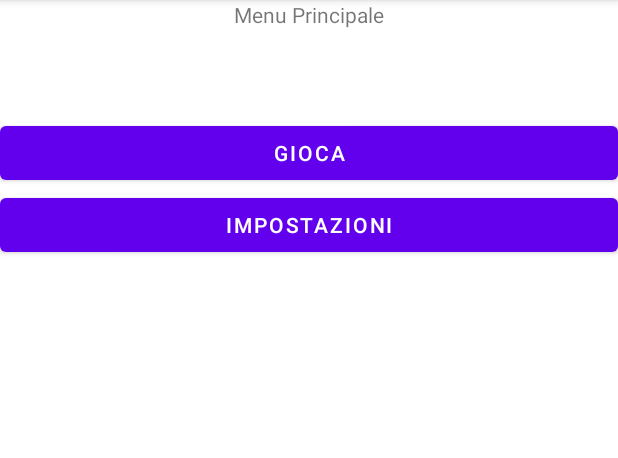
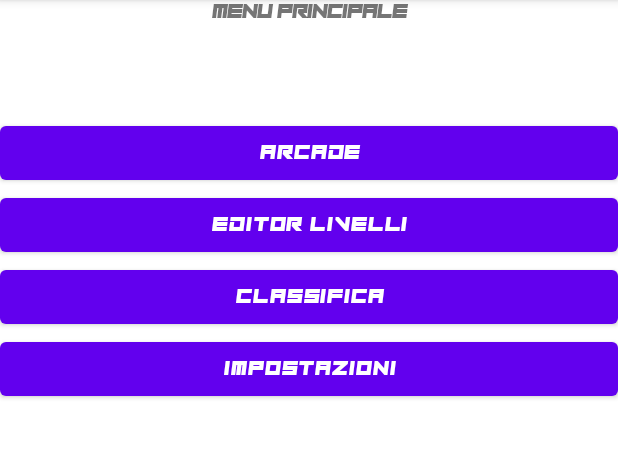
Before and after one commit to hAKIZOR/arkanoid, an Android app: the screen it shows after launch (MenuActivity), on a phone screen of 412 x 824 dp, the part 84-542 px from its top. Run offline under Robolectric (Android 15) with nearby library versions, the phone set to English and light mode, and no system bars.

Commit message:
- Creata base menù - Aggiunto font - Creata activity Impostazioni - In impostazioni aggiunta la possibilità di cambiare lingua

```diff
--- a/app/src/main/AndroidManifest.xml
+++ b/app/src/main/AndroidManifest.xml
@@ -20,6 +20,12 @@
                 <category android:name="android.intent.category.LAUNCHER" />
             </intent-filter>
         </activity>
+        <activity android:name=".SettingsActivity">
+            <intent-filter>
+                <action android:name="android.intent.action.VIEW" />
+            </intent-filter>
+        </activity>
+
     </application>
 
 </manifest>
--- a/app/src/main/java/com/example/arkanoid/MainActivity.java
+++ b/app/src/main/java/com/example/arkanoid/MainActivity.java
@@ -4,6 +4,11 @@ import android.annotation.SuppressLint;
 import android.content.pm.ActivityInfo;
 import android.content.pm.ConfigurationInfo;
 import android.content.res.Configuration;
+import android.content.res.Resources;
+import android.graphics.Bitmap;
+import android.graphics.BitmapFactory;
+import android.graphics.Canvas;
+import android.graphics.Paint;
 import android.os.Bundle;
 import android.os.Handler;
 import android.os.Message;
@@ -55,6 +60,7 @@ public class MainActivity extends AppCompatActivity {
         };
     }
 
+
     protected void onPause() {
         super.onPause();
         game.pauseGame();
--- a/app/src/main/java/com/example/arkanoid/MenuActivity.java
+++ b/app/src/main/java/com/example/arkanoid/MenuActivity.java
@@ -2,7 +2,6 @@ package com.example.arkanoid;
 
 import android.content.Intent;
 import android.os.Bundle;
-import android.util.Log;
 import android.view.View;
 import android.widget.Button;
 
@@ -16,13 +15,22 @@ public class MenuActivity extends AppCompatActivity {
         super.onCreate(savedInstanceState);
         setContentView(R.layout.activity_menu);
 
-        Button button = (Button) findViewById(R.id.button_gioca);
+        Button button = (Button) findViewById(R.id.button_arcade);
+        Button button2 = (Button) findViewById(R.id.button_settings);
 
 
         button.setOnClickListener(new View.OnClickListener() {
             @Override
             public void onClick(View v) {
                 Intent myIntent = new Intent(MenuActivity.this, MainActivity.class);
+                MenuActivity.this.startActivity(myIntent);
+            }
+        });
+
+        button2.setOnClickListener(new View.OnClickListener() {
+            @Override
+            public void onClick(View v) {
+                Intent myIntent = new Intent(MenuActivity.this, SettingsActivity.class);
                 MenuActivity.this.startActivity(myIntent);
             }
         });
--- a/app/src/main/java/com/example/arkanoid/UpdateThread.java
+++ b/app/src/main/java/com/example/arkanoid/UpdateThread.java
@@ -4,7 +4,6 @@ import android.os.Handler;
 
 public class UpdateThread extends Thread {
     Handler updateHandler;
-
     public UpdateThread(Handler uh) {
         super();
         updateHandler = uh;
--- a/app/src/main/res/layout/activity_menu.xml
+++ b/app/src/main/res/layout/activity_menu.xml
@@ -9,26 +9,46 @@
     <LinearLayout
         android:layout_width="match_parent"
         android:layout_height="match_parent"
-        android:orientation="vertical">
+        android:orientation="vertical"
+        tools:layout_editor_absoluteX="66dp"
+        tools:layout_editor_absoluteY="43dp">
 
         <TextView
             android:id="@+id/textView_menu"
             android:layout_width="match_parent"
             android:layout_height="30dp"
+            android:fontFamily="@font/play_prented"
             android:layout_marginBottom="48dp"
             android:text="@string/menu_principale"
             android:textAlignment="center" />
 
         <Button
-            android:id="@+id/button_gioca"
+            android:id="@+id/button_arcade"
             android:layout_width="match_parent"
             android:layout_height="wrap_content"
-            android:text="@string/gioca" />
+            android:fontFamily="@font/play_prented"
+            android:text="@string/arcade" />
+
+        <Button
+            android:id="@+id/button_editor"
+            android:layout_width="match_parent"
+            android:layout_height="wrap_content"
+            android:fontFamily="@font/play_prented"
+            android:text="@string/editor_livelli" />
+
+        <Button
+            android:id="@+id/button_leaderboard"
+            android:layout_width="match_parent"
+            android:layout_height="wrap_content"
+            android:fontFamily="@font/play_prented"
+            android:text="@string/classifica" />
 
         <Button
             android:id="@+id/button_settings"
             android:layout_width="match_parent"
             android:layout_height="wrap_content"
+            android:fontFamily="@font/play_prented"
             android:text="@string/impostazioni" />
+
     </LinearLayout>
 </androidx.constraintlayout.widget.ConstraintLayout>
--- a/app/src/main/res/values/strings.xml
+++ b/app/src/main/res/values/strings.xml
@@ -1,6 +1,13 @@
 <resources>
     <string name="app_name" translatable="false">arkanoid</string>
     <string name="menu_principale">Menu Principale</string>
-    <string name="gioca">Gioca</string>
+    <string name="arcade">Arcade</string>
     <string name="impostazioni">Impostazioni</string>
+    <string name="editor_livelli">Editor Livelli</string>
+    <string name="classifica">Classifica</string>
+    <string name="imposta_lingua">imposta lingua:</string>
+    <string name="ita" translatable="false">ITA</string>
+    <string name="eng" translatable="false">ENG</string>
+    <string name="esp" translatable="false">ESP</string>
+    <string name="salva">Salva</string>
 </resources>
--- a/app/src/main/res/values/themes.xml
+++ b/app/src/main/res/values/themes.xml
@@ -12,5 +12,6 @@
         <!-- Status bar color. -->
         <item name="android:statusBarColor" tools:targetApi="l">?attr/colorPrimaryVariant</item>
         <!-- Customize your theme here. -->
+
     </style>
 </resources>
```
Also changed, not shown: app/src/main/java/com/example/arkanoid/GameViewPortrait.java (+1 -6 lines), app/src/main/java/com/example/arkanoid/SettingsActivity.java (added, +75 -0 lines), app/src/main/res/font/font.xml (added, +7 -0 lines), app/src/main/res/layout/activity_settings.xml (added, +74 -0 lines), app/src/main/res/font/play_prented.otf (added), 2 other files.
